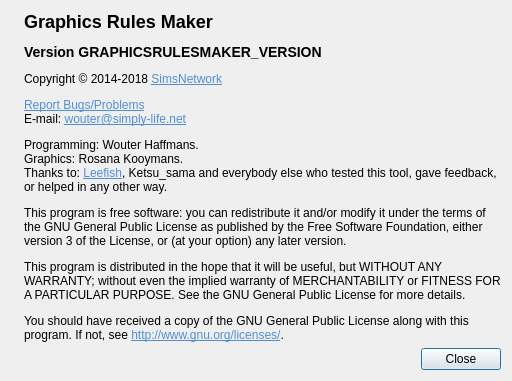
Above: src/graphicsrulesmakerui/aboutdialog.ui from haffmans/graphics-rules-maker before the change. Below: the same form after it.
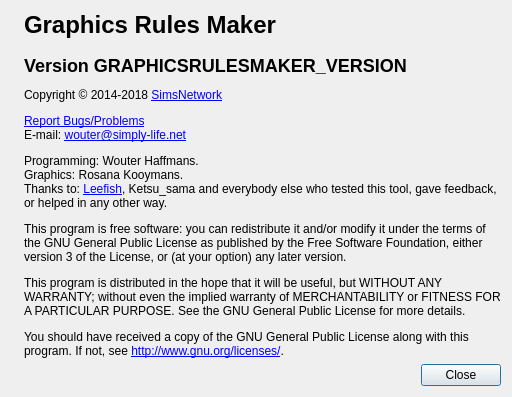
That is the form after the change. Icons and pictures are not drawn.

Commit message: Simplify some rich text; fix link colors to use system theme

What changed in the file:
```diff
--- a/src/graphicsrulesmakerui/aboutdialog.ui
+++ b/src/graphicsrulesmakerui/aboutdialog.ui
@@ -33,7 +33,19 @@
       </sizepolicy>
      </property>
      <property name="text">
-      <string>&lt;html&gt;&lt;head/&gt;&lt;body&gt;&lt;p&gt;&lt;span style=&quot; font-size:x-large; font-weight:600;&quot;&gt;Graphics Rules Maker&lt;/span&gt;&lt;/p&gt;&lt;p&gt;&lt;span style=&quot; font-size:large; font-weight:600;&quot;&gt;Version GRAPHICSRULESMAKER_VERSION&lt;/span&gt;&lt;/p&gt;&lt;p&gt;Copyright © 2014-2018 &lt;a href=&quot;http://www.simsnetwork.com&quot;&gt;&lt;span style=&quot; text-decoration: underline; color:#508ed8;&quot;&gt;SimsNetwork&lt;/span&gt;&lt;/a&gt;&lt;/p&gt;&lt;p&gt;&lt;a href=&quot;https://git.simply-life.net/simply-life.net/graphicsrulesmaker/issues&quot;&gt;&lt;span style=&quot; text-decoration: underline; color:#508ed8;&quot;&gt;Report Bugs/Problems&lt;/span&gt;&lt;/a&gt;&lt;br/&gt;E-mail: &lt;a href=&quot;mailto:wouter@simply-life.net&quot;&gt;&lt;span style=&quot; text-decoration: underline; color:#508ed8;&quot;&gt;wouter@simply-life.net&lt;/span&gt;&lt;/a&gt;&lt;/p&gt;&lt;p&gt;Programming: Wouter Haffmans.&lt;br/&gt;Graphics: Rosana Kooymans.&lt;br/&gt;Thanks to: &lt;a href=&quot;http://www.leefish.nl/mybb/showthread.php?tid=5446&quot;&gt;&lt;span style=&quot; text-decoration: underline; color:#508ed8;&quot;&gt;Leefish&lt;/span&gt;&lt;/a&gt;, Ketsu_sama and everybody else who tested this tool, gave feedback, or helped in any other way. &lt;/p&gt;&lt;p&gt;This program is free software: you can redistribute it and/or modify it under the terms of the GNU General Public License as published by the Free Software Foundation, either version 3 of the License, or (at your option) any later version. &lt;/p&gt;&lt;p&gt;This program is distributed in the hope that it will be useful, but WITHOUT ANY WARRANTY; without even the implied warranty of MERCHANTABILITY or FITNESS FOR A PARTICULAR PURPOSE. See the GNU General Public License for more details. &lt;/p&gt;&lt;p&gt;You should have received a copy of the GNU General Public License along with this program. If not, see &lt;a href=&quot;http://www.gnu.org/licenses/&quot;&gt;&lt;span style=&quot; text-decoration: underline; color:#508ed8;&quot;&gt;http://www.gnu.org/licenses/&lt;/span&gt;&lt;/a&gt;. &lt;/p&gt;&lt;/body&gt;&lt;/html&gt;</string>
+      <string>&lt;html&gt;&lt;head/&gt;&lt;body&gt;
+&lt;h1&gt;Graphics Rules Maker&lt;/h1&gt;
+&lt;h2&gt;Version GRAPHICSRULESMAKER_VERSION&lt;/h2&gt;
+&lt;p&gt;Copyright © 2014-2018 &lt;a href=&quot;http://www.simsnetwork.com&quot;&gt;SimsNetwork&lt;/a&gt;&lt;/p&gt;
+&lt;p&gt;&lt;a href=&quot;https://git.simply-life.net/simply-life.net/graphicsrulesmaker/issues&quot;&gt;Report Bugs/Problems&lt;/a&gt;&lt;br/&gt;
+E-mail: &lt;a href=&quot;mailto:wouter@simply-life.net&quot;&gt;wouter@simply-life.net&lt;/a&gt;&lt;/p&gt;
+
+&lt;p&gt;Programming: Wouter Haffmans.&lt;br/&gt;
+Graphics: Rosana Kooymans.&lt;br/&gt;
+Thanks to: &lt;a href=&quot;http://www.leefish.nl/mybb/showthread.php?tid=5446&quot;&gt;Leefish&lt;/a&gt;, Ketsu_sama and everybody else who tested this tool, gave feedback, or helped in any other way. &lt;/p&gt;
+&lt;p&gt;This program is free software: you can redistribute it and/or modify it under the terms of the GNU General Public License as published by the Free Software Foundation, either version 3 of the License, or (at your option) any later version. &lt;/p&gt;&lt;p&gt;This program is distributed in the hope that it will be useful, but WITHOUT ANY WARRANTY; without even the implied warranty of MERCHANTABILITY or FITNESS FOR A PARTICULAR PURPOSE. See the GNU General Public License for more details. &lt;/p&gt;
+&lt;p&gt;You should have received a copy of the GNU General Public License along with this program. If not, see &lt;a href=&quot;http://www.gnu.org/licenses/&quot;&gt;http://www.gnu.org/licenses/&lt;/a&gt;. &lt;/p&gt;
+&lt;/body&gt;&lt;/html&gt;</string>
      </property>
      <property name="alignment">
       <set>Qt::AlignLeading|Qt::AlignLeft|Qt::AlignTop</set>
```
The commit also changes 2 other files.
